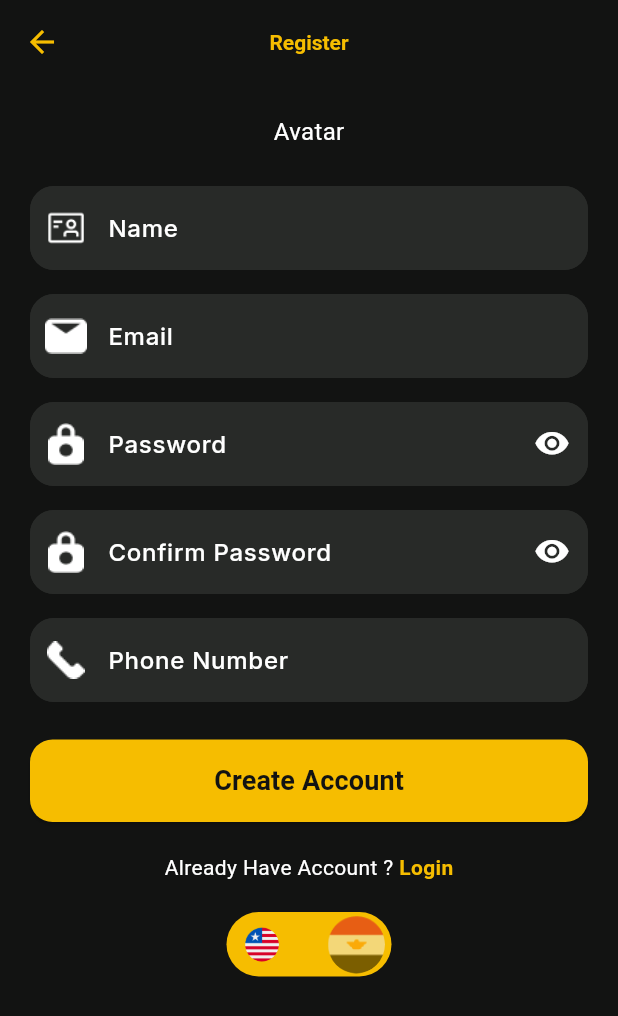
After one commit to 0samaalaa/movies, a Flutter app: the RegisterScreen screen opened by its route, on a phone screen of 412 x 824 dp. The commit adds this screen. Shown: the top 1016 px of the screen. Run offline on Flutter 3.47's test engine with Material 3 defaults, Android fonts, the phone set to English and light mode, and no system bars; drawn by our look-alikes of animated_toggle_switch; our stand-ins replace animate_do, google_fonts.

Commit message:
adding register

```diff
--- a/lib/core/app_routes.dart
+++ b/lib/core/app_routes.dart
@@ -2,6 +2,7 @@ import 'package:flutter/cupertino.dart';
 
 import '../screens/authentication/forgot_password.dart';
 import '../screens/authentication/login_screen.dart';
+import '../screens/authentication/register_screen.dart';
 import '../screens/on_boarding/onboarding_view.dart';
 import 'layout_screen.dart';
 import 'package:movies/screens/profile_screen/profile_screen.dart';
@@ -14,6 +15,7 @@ class APPROUTES{
   APPROUTES._();
   static const String onboardingScreen="onboardingScreens";
   static const String loginScreen="LoginScreen";
+  static const String registerScreen="RegisterScreen";
   static const String forgetPasswordScreen="ForgetPasswordScreen";
   static const String layoutScreen="LayoutScreen";
   static const String profileScreen="ProfileScreen";
@@ -33,6 +35,7 @@ class ROUTES{
   static Map<String, Widget Function(BuildContext)> routes ={
     APPROUTES.onboardingScreen :(_)=> OnboardingView(),
     APPROUTES.loginScreen :(_)=> LoginPage(),
+    APPROUTES.registerScreen: (_) => const RegisterScreen(),
     APPROUTES.forgetPasswordScreen: (_) => const ForgetPasswordScreen(),
     APPROUTES.layoutScreen :(_)=> const  LayoutScreen(),
     APPROUTES.profileScreen: (_) => const ProfileScreen(),
--- /dev/null
+++ b/lib/screens/authentication/register_screen.dart
@@ -0,0 +1,204 @@
+import 'package:animated_toggle_switch/animated_toggle_switch.dart';
+import 'package:flutter/material.dart';
+import 'package:movies/core/app_colors.dart';
+import 'package:movies/core/app_icons.dart';
+import 'package:movies/core/app_routes.dart';
+import 'package:movies/core/custom_text_filed.dart';
+
+class RegisterScreen extends StatefulWidget {
+  const RegisterScreen({super.key});
+
+  @override
+  State<RegisterScreen> createState() => _RegisterScreenState();
+}
+
+class _RegisterScreenState extends State<RegisterScreen> {
+  final TextEditingController nameController = TextEditingController();
+  final TextEditingController emailController = TextEditingController();
+  final TextEditingController passwordController = TextEditingController();
+  final TextEditingController confirmPasswordController = TextEditingController();
+  final TextEditingController phoneController = TextEditingController();
+  String _lang = "en";
+
+  @override
+  Widget build(BuildContext context) {
+    return Scaffold(
+      appBar: AppBar(
+        backgroundColor: MColors.black,
+        elevation: 0,
+        leading: IconButton(
+          icon: const Icon(Icons.arrow_back, color: MColors.yellow),
+          onPressed: () => Navigator.pop(context),
+        ),
+        title: const Text(
+          "Register",
+          style: TextStyle(
+            color: MColors.yellow,
+            fontWeight: FontWeight.bold,
+          ),
+        ),
+        centerTitle: true,
+      ),
+      body: SingleChildScrollView(
+        padding: const EdgeInsets.fromLTRB(20, 5, 20, 20),
+        child: Column(
+          children: [
+            const SizedBox(height: 10),
+           // const AvatarPicker(),
+            const SizedBox(height: 5),
+            const Text(
+              "Avatar",
+              style: TextStyle(color: MColors.white, fontSize: 16),
+            ),
+            const SizedBox(height: 25),
+            CustomTextFiled(
+              hintText: "Name",
+              prefixIcon: Padding(
+                padding: const EdgeInsets.all(10),
+                child: Image.asset(
+                  MIcons.name,
+                  width: 20,
+                  height: 20,
+                  color: MColors.white,
+                ),
+              ),
+            ),
+            const SizedBox(height: 16),
+            CustomTextFiled(
+              hintText: "Email",
+              prefixIcon: Padding(
+                padding: const EdgeInsets.all(10),
+                child: Image.asset(
+                  MIcons.mail,
+                  width: 20,
+                  height: 20,
+                  color: MColors.white,
+                ),
+              ),
+            ),
+            const SizedBox(height: 16),
+            CustomTextFiled(
+              hintText: "Password",
+              isPassword: true,
+              prefixIcon: Padding(
+                padding: const EdgeInsets.all(10),
+                child: Image.asset(
+                  MIcons.lock,
+                  width: 20,
+                  height: 20,
+                  color: MColors.white,
+                ),
+              ),
+            ),
+            const SizedBox(height: 16),
+            CustomTextFiled(
+              hintText: "Confirm Password",
+              isPassword: true,
+              prefixIcon: Padding(
+                padding: const EdgeInsets.all(10),
+                child: Image.asset(
+                  MIcons.lock,
+                  width: 20,
+                  height: 20,
+                  color: MColors.white,
+                ),
+              ),
+            ),
+            const SizedBox(height: 16),
+            CustomTextFiled(
+              hintText: "Phone Number",
+              prefixIcon: Padding(
+                padding: const EdgeInsets.all(10),
+                child: Image.asset(
+                  MIcons.call,
+                  width: 20,
+                  height: 20,
+                  color: MColors.white,
+                ),
+              ),
+            ),
+            const SizedBox(height: 25),
+            SizedBox(
+              width: double.infinity,
+              height: 55,
+              child: ElevatedButton(
+                style: ElevatedButton.styleFrom(
+                  backgroundColor: MColors.yellow,
+                  shape: RoundedRectangleBorder(
+                    borderRadius: BorderRadius.circular(15),
+                  ),
+                ),
+                onPressed: () {},
+                child: const Text(
+                  "Create Account",
+                  style: TextStyle(
+                    color: MColors.black,
+                    fontSize: 18,
+                    fontWeight: FontWeight.bold,
+                  ),
+                ),
+              ),
+            ),
+            const SizedBox(height: 20),
+            Row(
+              mainAxisAlignment: MainAxisAlignment.center,
+              children: [
+                const Text(
+                  "Already Have Account ? ",
+                  style: TextStyle(color: MColors.white),
+                ),
+                GestureDetector(
+                  onTap: () {
+                    Navigator.pushNamed(context, APPROUTES.loginScreen);
+                  },
+                  child: const Text(
+                    "Login",
+                    style: TextStyle(
+                      color: MColors.yellow,
+                      fontWeight: FontWeight.bold,
+                    ),
+                  ),
+                ),
+              ],
+            ),
+            const SizedBox(height: 20),
+            Center(
+              child: AnimatedToggleSwitch<String>.rolling(
+                current: _lang,
+                values: const ["en", "ar"],
+                height: 43,
+                indicatorSize: const Size(43, 43),
+                spacing: 20,
+                onChanged: (i) => setState(() => _lang = i),
+                iconBuilder: (value, foreground) {
+                  final flag = value == "en" ? MIcons.en : MIcons.arabic;
+                  return Container(
+                    decoration: BoxDecoration(
+                      shape: BoxShape.circle,
+                      border: foreground
+                          ? Border.all(color: MColors.yellow, width: 4)
+                          : null,
+                    ),
+                    child: ClipOval(
+                      child: Image.asset(
+                        flag,
+                        fit: BoxFit.cover,
+                      ),
+                    ),
+                  );
+                },
+                style: ToggleStyle(
+                  backgroundColor: Colors.transparent,
+                  borderRadius: const BorderRadius.all(Radius.circular(25)),
+                  borderColor: MColors.yellow,
+                  indicatorColor: Colors.transparent,
+                  indicatorBorder: Border.all(color: MColors.yellow, width: 4),
+                ),
+              ),
+            ),
+          ],
+        ),
+      ),
+    );
+  }
+}
```
